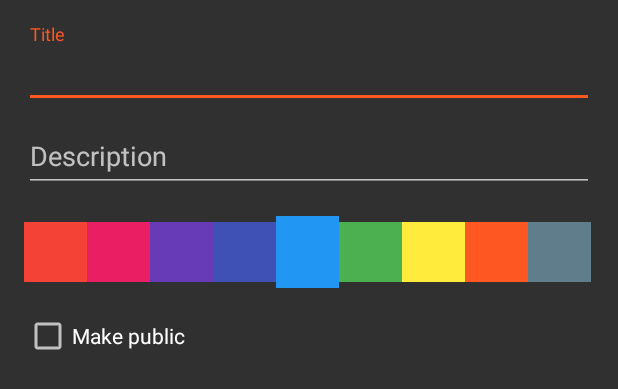
After one commit to EgorDm/PopShows, an Android app: the layout dialog_edit_watchlist.xml on its own in the app's theme, with its tools: preview values and no code run, on a phone screen of 412 x 824 dp. The commit adds this screen. Shown: the top 389 px of the screen. Run offline under Robolectric (Android 15) with nearby library versions, the phone set to English and light mode, and no system bars.

Commit message:
Added watchlist page TODO: anilist double token

```diff
--- a/app/src/main/java/net/egordmitriev/watchall/api/database/tables/WatchlistsTable.java
+++ b/app/src/main/java/net/egordmitriev/watchall/api/database/tables/WatchlistsTable.java
@@ -47,8 +47,7 @@ public class WatchlistsTable extends BaseTable {
         if (identifier == -1) {
             identifier = ((int) lastInsertID(sTableName)) + 1;
         }
-        watchlist.base.id = identifier;
-        watchlist.detail.id = identifier;
+        watchlist.setID(identifier);
         insertValues.put(COLUMN_TITLE, watchlist.base.title);
         insertValues.put(COLUMN_BASE_DATA, APIUtils.sGlobalParser.toJson(watchlist.base));
         insertValues.put(COLUMN_DETAIL_DATA, APIUtils.sGlobalParser.toJson(watchlist.detail));
--- a/app/src/main/java/net/egordmitriev/watchall/api/database/tables/base/BaseTable.java
+++ b/app/src/main/java/net/egordmitriev/watchall/api/database/tables/base/BaseTable.java
@@ -94,6 +94,7 @@ public class BaseTable {
                 cursor.moveToNext();
             }
             cursor.close();
+            return ret;
         }
         return null;
     }
--- a/app/src/main/java/net/egordmitriev/watchall/ui/activities/base/HomeActivity.java
+++ b/app/src/main/java/net/egordmitriev/watchall/ui/activities/base/HomeActivity.java
@@ -4,6 +4,7 @@ import android.content.Intent;
 
 import net.egordmitriev.watchall.R;
 import net.egordmitriev.watchall.ui.activities.SettingsActivity;
+import net.egordmitriev.watchall.ui.activities.WatchlistPageActivity;
 import net.egordmitriev.watchall.ui.activities.media.AnimePageActivity;
 import net.egordmitriev.watchall.ui.activities.media.MoviePageActivity;
 import net.egordmitriev.watchall.ui.activities.media.SeriePageActivity;
@@ -36,7 +37,7 @@ public class HomeActivity extends TabsActivity {
                 intent = new Intent(this, AnimePageActivity.class);
                 break;
             case PAGE_LISTS:
-                //intent = new Intent(this, WatchlistPageActivity.class);
+                intent = new Intent(this, WatchlistPageActivity.class);
                 break;
             case PAGE_FAVOURITES:
                 //intent = new Intent(this, FavouritesActivity.class);
--- /dev/null
+++ b/app/src/main/res/layout/dialog_edit_watchlist.xml
@@ -0,0 +1,52 @@
+<?xml version="1.0" encoding="utf-8"?>
+<LinearLayout
+    xmlns:android="http://schemas.android.com/apk/res/android"
+    xmlns:app="http://schemas.android.com/apk/res-auto"
+    android:layout_width="match_parent"
+    android:layout_height="wrap_content"
+    android:orientation="vertical"
+    android:padding="@dimen/spacing_large">
+
+    <android.support.design.widget.TextInputLayout
+        android:id="@+id/dialog_edit_title_layout"
+        android:layout_width="match_parent"
+        android:layout_height="wrap_content">
+
+        <EditText
+            android:id="@+id/dialog_edit_title"
+            android:layout_width="match_parent"
+            android:layout_height="wrap_content"
+            android:hint="@string/title_title"
+            android:singleLine="true"/>
+    </android.support.design.widget.TextInputLayout>
+
+    <android.support.design.widget.TextInputLayout
+        android:id="@+id/dialog_edit_description_layout"
+        android:layout_width="match_parent"
+        android:layout_height="wrap_content">
+
+        <EditText
+            android:id="@+id/dialog_edit_description"
+            android:layout_width="match_parent"
+            android:layout_height="wrap_content"
+            android:hint="@string/title_description"
+            android:singleLine="true"/>
+    </android.support.design.widget.TextInputLayout>
+
+    <net.egordmitriev.watchall.appui.widgets.ColorPicker
+        android:id="@+id/dialog_edit_color"
+        android:layout_width="match_parent"
+        android:layout_height="48dp"
+        android:layout_marginBottom="@dimen/spacing_large"
+        android:layout_marginTop="@dimen/spacing_large"
+        app:colors="@array/colorpicker_colors"
+        app:orientation="horizontal"
+        app:selectedColorIndex="4"/>
+
+    <CheckBox
+        android:id="@+id/dialog_edit_public"
+        android:layout_width="wrap_content"
+        android:layout_height="wrap_content"
+        android:gravity="center"
+        android:text="@string/title_make_public"/>
+</LinearLayout>
--- a/appui/src/main/res/values/colors.xml
+++ b/appui/src/main/res/values/colors.xml
@@ -26,4 +26,26 @@
     <color name="lighten_1">#1effffff</color>
     <color name="lighten_2">#7fffffff</color>
     <color name="lighten_3">#b2ffffff</color>
+
+    <color name="colorpicker_red">#F44336</color>
+    <color name="colorpicker_pink">#E91E63</color>
+    <color name="colorpicker_purple">#673AB7</color>
+    <color name="colorpicker_indigo">#3F51B5</color>
+    <color name="colorpicker_blue">#2196F3</color>
+    <color name="colorpicker_green">#4CAF50</color>
+    <color name="colorpicker_yellow">#FFEB3B</color>
+    <color name="colorpicker_orange">#FF5722</color>
+    <color name="colorpicker_grey">#607D8B</color>
+
+    <array name="colorpicker_colors">
+        <item>@color/colorpicker_red</item>
+        <item>@color/colorpicker_pink</item>
+        <item>@color/colorpicker_purple</item>
+        <item>@color/colorpicker_indigo</item>
+        <item>@color/colorpicker_blue</item>
+        <item>@color/colorpicker_green</item>
+        <item>@color/colorpicker_yellow</item>
+        <item>@color/colorpicker_orange</item>
+        <item>@color/colorpicker_grey</item>
+    </array>
 </resources>
```
Also changed, not shown: app/src/main/AndroidManifest.xml (+6 -7 lines), app/src/main/java/net/egordmitriev/watchall/helpers/WatchlistPageHelper.java (added, +100 -0 lines), app/src/main/java/net/egordmitriev/watchall/pojo/DetailedModel.java (+11 -0 lines), app/src/main/java/net/egordmitriev/watchall/pojo/watchall/WatchlistModel.java (+12 -1 lines), app/src/main/java/net/egordmitriev/watchall/ui/activities/WatchlistPageActivity.java (added, +132 -0 lines), app/src/main/java/net/egordmitriev/watchall/ui/dialogs/WatchlistEditDialog.java (added, +145 -0 lines), app/src/main/res/layout/activity_list_drawer.xml (added, +26 -0 lines), app/src/main/res/layout/fragment_card_generated_list.xml (added, +28 -0 lines), app/src/main/res/menu/watchlist_actions_readwrite.xml (added, +19 -0 lines), app/src/main/res/menu/watchlists_page.xml (added, +9 -0 lines), app/src/main/res/values/strings.xml (+18 -0 lines).
